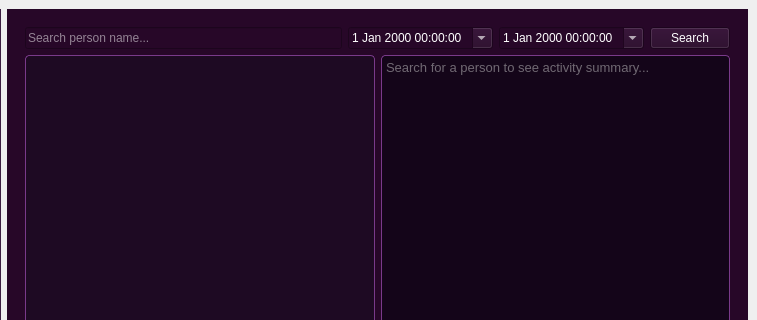
Sahasvinandith/ObserveAI_main, file UIs/main.ui: the form before one commit; both pictures show x 131 to 888 and y 0 to 320 of the 888 by 959 pixel window.
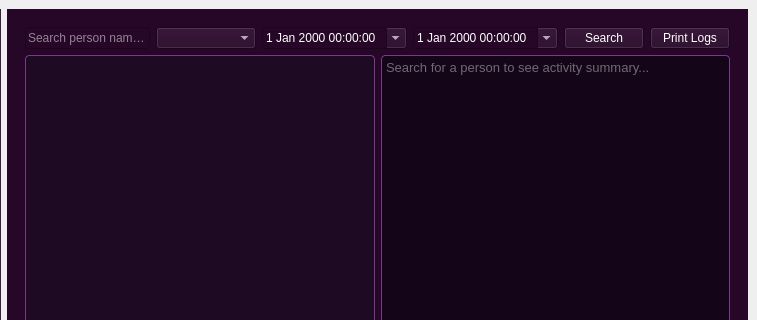
The form after the commit. The open tabs and pages were chosen to show the change.

Commit message: feat: add log export functionality, time presets, and automatic exit logging on system shutdown

Diff of the .ui file:
```diff
--- a/UIs/main.ui
+++ b/UIs/main.ui
@@ -364,6 +364,16 @@
                 </property>
                </widget>
               </item>
+              <item>
+               <widget class="QComboBox" name="time_preset_combo">
+                <property name="minimumSize">
+                 <size>
+                  <width>100</width>
+                  <height>0</height>
+                 </size>
+                </property>
+               </widget>
+              </item>
               <item>
                <widget class="QDateTimeEdit" name="start_time_edit">
                 <property name="calendarPopup">
@@ -385,6 +395,16 @@
                 </property>
                </widget>
               </item>
+              <item>
+               <widget class="QPushButton" name="print_logs_btn">
+                <property name="text">
+                 <string>Print Logs</string>
+                </property>
+                <property name="toolTip">
+                 <string>Export currently filtered logs to a text file</string>
+                </property>
+               </widget>
+              </item>
              </layout>
             </item>
             <item>
```
The commit also changes 5 other files.
